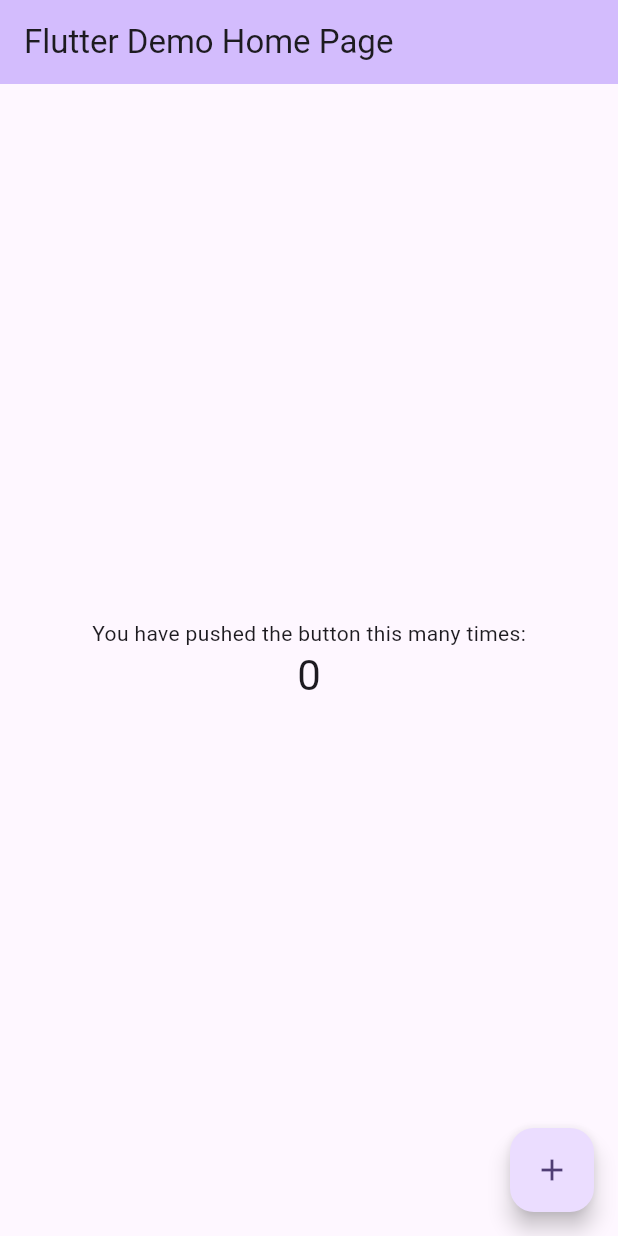
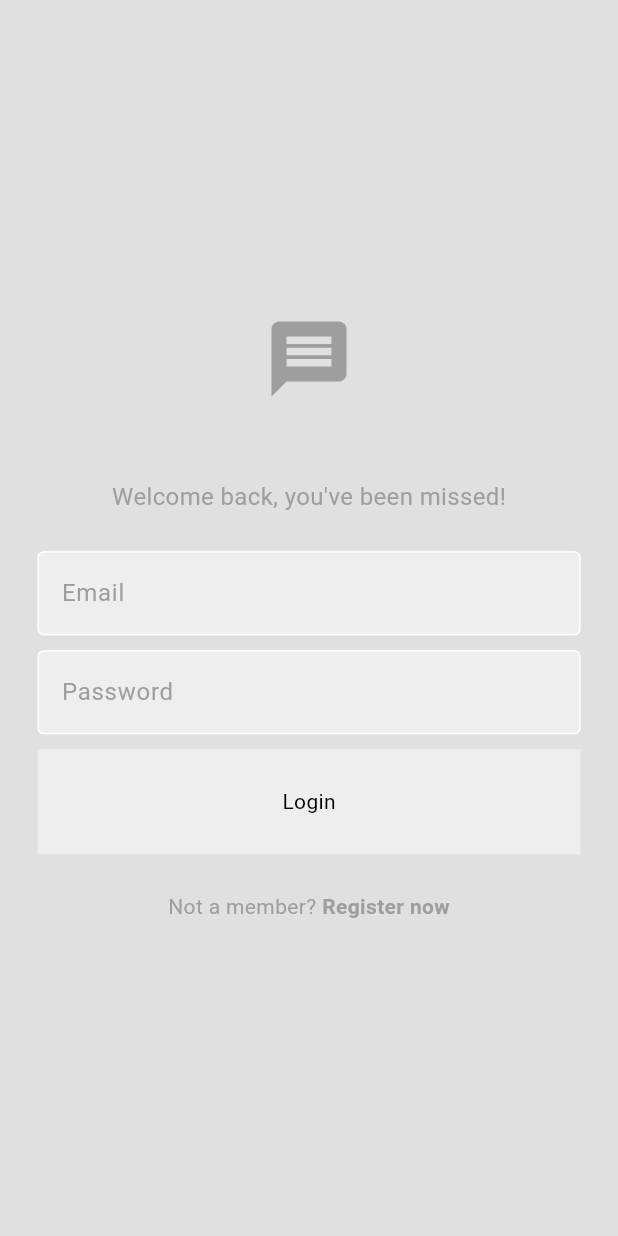
Before and after one commit to forknay/codejam_automate, a Flutter app: the screen it shows after launch, on a phone screen of 412 x 824 dp. Run offline on Flutter 3.47's test engine with Material 3 defaults, Android fonts, the phone set to English and light mode, and no system bars.

Commit message:
login and register

```diff
--- /dev/null
+++ b/FLUTTER/car_rec_chatbot/lib/auth/login_or_register.dart
@@ -0,0 +1,36 @@
+import 'package:flutter/material.dart';
+
+import '../pages/login_page.dart';
+import '../pages/register_page.dart';
+
+class LoginOrRegister extends StatefulWidget {
+  const LoginOrRegister({super.key});
+
+  @override
+  State<LoginOrRegister> createState() => _LoginOrRegisterState();
+}
+
+class _LoginOrRegisterState extends State<LoginOrRegister> {
+  // initially, show login page
+  bool showLoginPage = true;
+
+  // toggle between login and register page
+  void togglePages() {
+    setState(() {
+      showLoginPage = !showLoginPage;
+    });
+  }
+
+  @override
+  Widget build(BuildContext context) {
+    if (showLoginPage) {
+      return LoginPage(
+        onTap: togglePages,
+      );
+    } else {
+      return RegisterPage(
+        onTap: togglePages,
+      );
+    }
+  }
+}
--- /dev/null
+++ b/FLUTTER/car_rec_chatbot/lib/components/my_button.dart
@@ -0,0 +1,29 @@
+import 'package:flutter/material.dart';
+
+class MyButton extends StatelessWidget {
+  final void Function()? onTap;
+  final String text;
+
+  const MyButton({
+    super.key,
+    required this.text,
+    required this.onTap,
+  });
+
+  @override
+  Widget build(BuildContext context) {
+    return GestureDetector(
+      onTap: onTap,
+      child: Container(
+        decoration: BoxDecoration(
+          color: Theme.of(context).colorScheme.secondary,
+        ),
+        padding: const EdgeInsets.all(25),
+        margin: const EdgeInsets.symmetric(horizontal: 25),
+        child: Center(
+          child: Text(text),
+        ),
+      ),
+    );
+  }
+}
--- /dev/null
+++ b/FLUTTER/car_rec_chatbot/lib/components/my_textfield.dart
@@ -0,0 +1,34 @@
+import 'package:flutter/material.dart';
+
+class MyTextfield extends StatelessWidget {
+  final String hintText;
+  final bool obscureText;
+  final TextEditingController controller;
+
+  const MyTextfield(
+      {super.key, required this.hintText, required this.obscureText, required this.controller,});
+
+  @override
+  Widget build(BuildContext context) {
+    return Padding(
+      padding: const EdgeInsets.symmetric(horizontal: 25.0),
+      child: TextField(
+        obscureText: obscureText,
+        decoration: InputDecoration(
+          enabledBorder: OutlineInputBorder(
+            borderSide:
+                BorderSide(color: Theme.of(context).colorScheme.tertiary),
+          ),
+          focusedBorder: OutlineInputBorder(
+            borderSide:
+                BorderSide(color: Theme.of(context).colorScheme.primary),
+          ),
+          fillColor: Theme.of(context).colorScheme.secondary,
+          filled: true,
+          hintText: hintText,
+          hintStyle: TextStyle(color: Theme.of(context).colorScheme.primary),
+        ),
+      ),
+    );
+  }
+}
--- a/FLUTTER/car_rec_chatbot/lib/main.dart
+++ b/FLUTTER/car_rec_chatbot/lib/main.dart
@@ -1,4 +1,8 @@
+import 'package:car_rec_chatbot/pages/register_page.dart';
+import 'package:car_rec_chatbot/themes/light_mode.dart';
 import 'package:flutter/material.dart';
+import 'auth/login_or_register.dart';
+import 'pages/login_page.dart';
 
 void main() {
   runApp(const MyApp());
@@ -11,115 +15,9 @@ class MyApp extends StatelessWidget {
   @override
   Widget build(BuildContext context) {
     return MaterialApp(
-      title: 'Flutter Demo',
-      theme: ThemeData(
-        // This is the theme of your application.
-        //
-        // TRY THIS: Try running your application with "flutter run". You'll see
-        // the application has a purple toolbar. Then, without quitting the app,
-        // try changing the seedColor in the colorScheme below to Colors.green
-        // and then invoke "hot reload" (save your changes or press the "hot
-        // reload" button in a Flutter-supported IDE, or press "r" if you used
-        // the command line to start the app).
-        //
-        // Notice that the counter didn't reset back to zero; the application
-        // state is not lost during the reload. To reset the state, use hot
-        // restart instead.
-        //
-        // This works for code too, not just values: Most code changes can be
-        // tested with just a hot reload.
-        colorScheme: ColorScheme.fromSeed(seedColor: Colors.deepPurple),
-        useMaterial3: true,
-      ),
-      home: const MyHomePage(title: 'Flutter Demo Home Page'),
+      debugShowCheckedModeBanner: false,
+      home: const LoginOrRegister(),
+      theme: lightMode,
     );
   }
 }
-
-class MyHomePage extends StatefulWidget {
-  const MyHomePage({super.key, required this.title});
-
-  // This widget is the home page of your application. It is stateful, meaning
-  // that it has a State object (defined below) that contains fields that affect
-  // how it looks.
-
-  // This class is the configuration for the state. It holds the values (in this
-  // case the title) provided by the parent (in this case the App widget) and
-  // used by the build method of the State. Fields in a Widget subclass are
-  // always marked "final".
-
-  final String title;
-
-  @override
-  State<MyHomePage> createState() => _MyHomePageState();
-}
-
-class _MyHomePageState extends State<MyHomePage> {
-  int _counter = 0;
-
-  void _incrementCounter() {
-    setState(() {
-      // This call to setState tells the Flutter framework that something has
-      // changed in this State, which causes it to rerun the build method below
-      // so that the display can reflect the updated values. If we changed
-      // _counter without calling setState(), then the build method would not be
-      // called again, and so nothing would appear to happen.
-      _counter++;
-    });
-  }
-
-  @override
-  Widget build(BuildContext context) {
-    // This method is rerun every time setState is called, for instance as done
-    // by the _incrementCounter method above.
-    //
-    // The Flutter framework has been optimized to make rerunning build methods
-    // fast, so that you can just rebuild anything that needs updating rather
-    // than having to individually change instances of widgets.
-    return Scaffold(
-      appBar: AppBar(
-        // TRY THIS: Try changing the color here to a specific color (to
-        // Colors.amber, perhaps?) and trigger a hot reload to see the AppBar
-        // change color while the other colors stay the same.
-        backgroundColor: Theme.of(context).colorScheme.inversePrimary,
-        // Here we take the value from the MyHomePage object that was created by
-        // the App.build method, and use it to set our appbar title.
-        title: Text(widget.title),
-      ),
-      body: Center(
-        // Center is a layout widget. It takes a single child and positions it
-        // in the middle of the parent.
-        child: Column(
-          // Column is also a layout widget. It takes a list of children and
-          // arranges them vertically. By default, it sizes itself to fit its
-          // children horizontally, and tries to be as tall as its parent.
-          //
-          // Column has various properties to control how it sizes itself and
-          // how it positions its children. Here we use mainAxisAlignment to
-          // center the children vertically; the main axis here is the vertical
-          // axis because Columns are vertical (the cross axis would be
-          // horizontal).
-          //
-          // TRY THIS: Invoke "debug painting" (choose the "Toggle Debug Paint"
-          // action in the IDE, or press "p" in the console), to see the
-          // wireframe for each widget.
-          mainAxisAlignment: MainAxisAlignment.center,
-          children: <Widget>[
-            const Text(
-              'You have pushed the button this many times:',
-            ),
-            Text(
-              '$_counter',
-              style: Theme.of(context).textTheme.headlineMedium,
-            ),
-          ],
-        ),
-      ),
-      floatingActionButton: FloatingActionButton(
-        onPressed: _incrementCounter,
-        tooltip: 'Increment',
-        child: const Icon(Icons.add),
-      ), // This trailing comma makes auto-formatting nicer for build methods.
-    );
-  }
-}
--- /dev/null
+++ b/FLUTTER/car_rec_chatbot/lib/pages/login_page.dart
@@ -0,0 +1,100 @@
+import 'package:car_rec_chatbot/components/my_button.dart';
+import 'package:car_rec_chatbot/components/my_textfield.dart';
+import 'package:flutter/material.dart';
+
+class LoginPage extends StatelessWidget {
+  // email and pw text controllers
+  final TextEditingController _emailController = TextEditingController();
+  final TextEditingController _pwController = TextEditingController();
+
+  // tap to go to register page
+  final void Function()? onTap;
+
+  LoginPage({super.key, required this.onTap,});
+
+  // login method
+  void login() {
+    //
+  }
+
+  @override
+  Widget build(BuildContext context) {
+    return Scaffold(
+      backgroundColor: Theme.of(context).colorScheme.surface,
+      body: Center(
+        child: Column(
+          mainAxisAlignment: MainAxisAlignment.center,
+          children: [
+            // logo
+            Icon(
+              Icons.message,
+              size: 60,
+              color: Theme.of(context).colorScheme.primary,
+            ),
+
+            const SizedBox(height: 50),
+
+            // welcome back message
+            Text(
+              "Welcome back, you've been missed!",
+              style: TextStyle(
+                color: Theme.of(context).colorScheme.primary,
+                fontSize: 16,
+              ),
+            ),
+
+            const SizedBox(height: 25),
+
+            // email textfield
+            MyTextfield(
+              hintText: "Email",
+              obscureText: false,
+              controller: _emailController,
+            ),
+
+            const SizedBox(height: 10),
+
+            // pw textfield
+            MyTextfield(
+              hintText: "Password",
+              obscureText: true,
+              controller: _pwController,
+            ),
+
+            const SizedBox(height: 10),
+
+            // login button
+            MyButton(
+              text: "Login",
+              onTap: login,
+            ),
+
+            const SizedBox(height: 25),
+
+            // register now
+            Row(
+              mainAxisAlignment: MainAxisAlignment.center,
+              children: [
+                Text(
+                  "Not a member? ",
+                  style:
+                      TextStyle(color: Theme.of(context).colorScheme.primary),
+                ),
+                GestureDetector(
+                  onTap: onTap,
+                  child: Text(
+                    "Register now",
+                    style: TextStyle(
+                      fontWeight: FontWeight.bold,
+                      color: Theme.of(context).colorScheme.primary,
+                    ),
+                  ),
+                ),
+              ],
+            )
+          ],
+        ),
+      ),
+    );
+  }
+}
--- /dev/null
+++ b/FLUTTER/car_rec_chatbot/lib/themes/light_mode.dart
@@ -0,0 +1,13 @@
+
+import 'package:flutter/material.dart';
+
+ThemeData lightMode = ThemeData(
+  colorScheme: ColorScheme.light(
+    surface: Colors.grey.shade300,
+    primary: Colors.grey.shade500,
+    secondary: Colors.grey.shade200,
+    tertiary: Colors.white,
+    inversePrimary: Colors.grey.shade900,
+
+  ),
+);
```
Also changed, not shown: FLUTTER/car_rec_chatbot/lib/pages/register_page.dart (added, +110 -0 lines).
